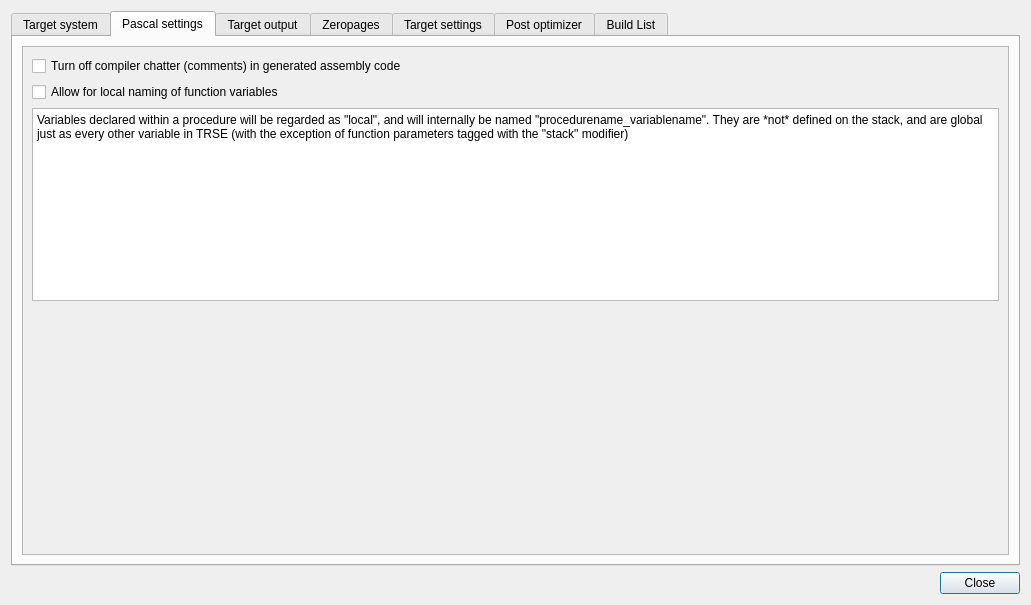
Old version of the form source/dialogprojectsettings.ui in the repository leuat/TRSE.
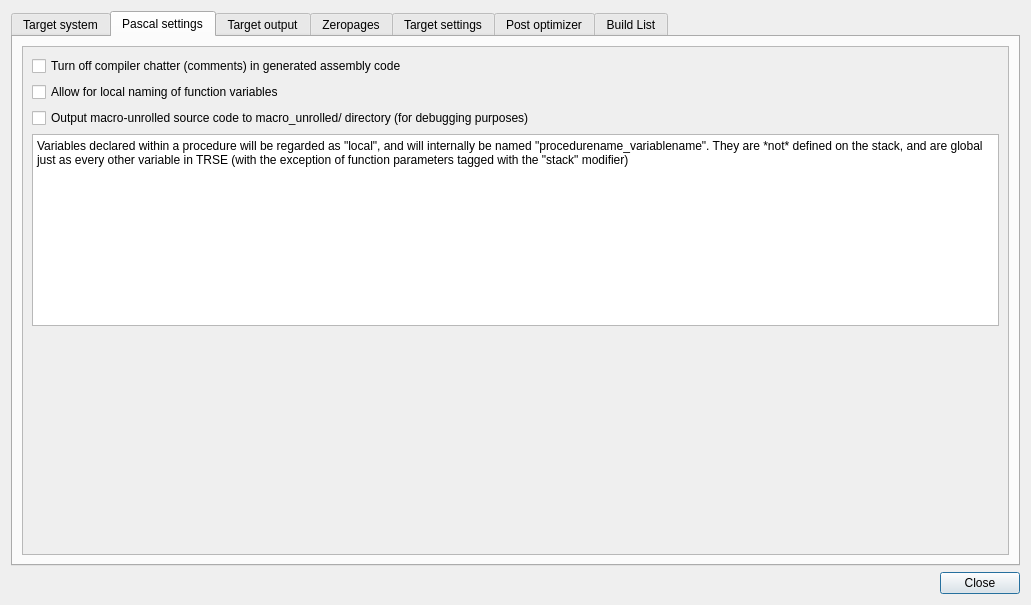
New version of the form. The open tabs and pages were chosen to show the change.

Commit message: Added support for macro unrolling save file. Also, undefined directiores will be created on the fly

```diff
--- a/source/dialogprojectsettings.ui
+++ b/source/dialogprojectsettings.ui
@@ -1241,14 +1241,24 @@
              <rect>
               <x>0</x>
               <y>0</y>
-              <width>445</width>
-              <height>156</height>
+              <width>957</width>
+              <height>475</height>
              </rect>
             </property>
             <layout class="QGridLayout" name="gridLayout_23">
              <item row="0" column="0">
               <layout class="QGridLayout" name="gridLayout_8">
                <item row="2" column="0">
+                <widget class="QCheckBox" name="chkMacroUnroll">
+                 <property name="enabled">
+                  <bool>true</bool>
+                 </property>
+                 <property name="text">
+                  <string>Output macro-unrolled source code to macro_unrolled/ directory (for debugging purposes)</string>
+                 </property>
+                </widget>
+               </item>
+               <item row="3" column="0">
                 <widget class="QTextBrowser" name="textBrowser_3">
                  <property name="html">
                   <string>&lt;!DOCTYPE HTML PUBLIC &quot;-//W3C//DTD HTML 4.0//EN&quot; &quot;http://www.w3.org/TR/REC-html40/strict.dtd&quot;&gt;
```
Left out of the diff: 22 changed lines with no effect on the pictures. The commit also changes 7 other files.
